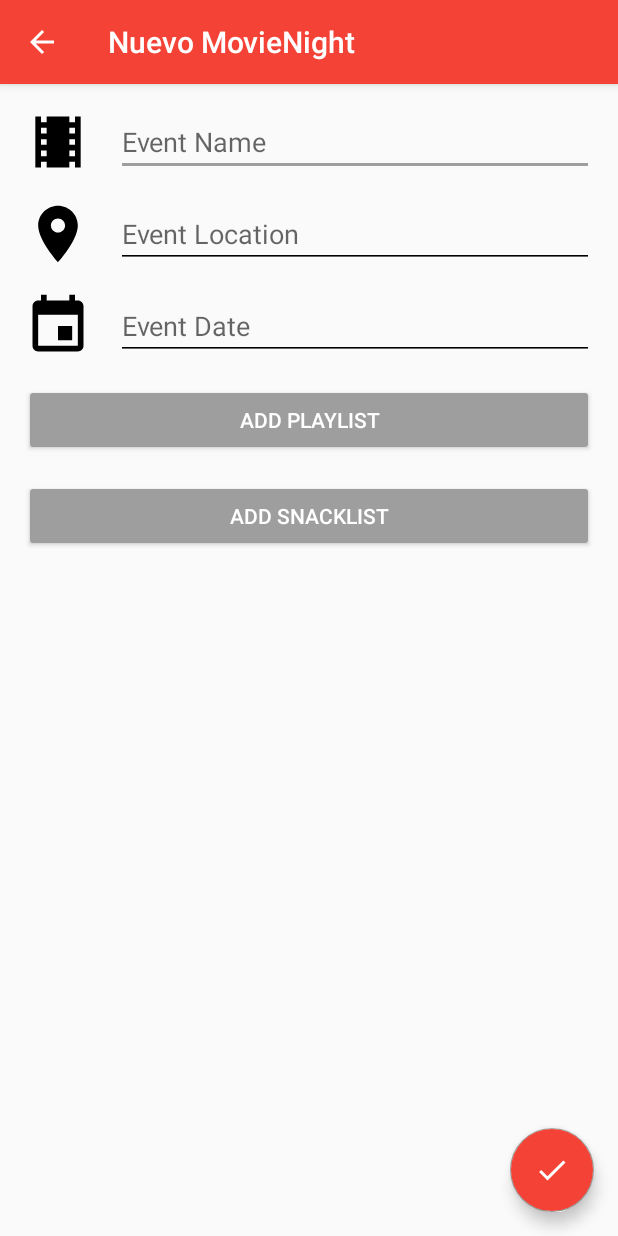
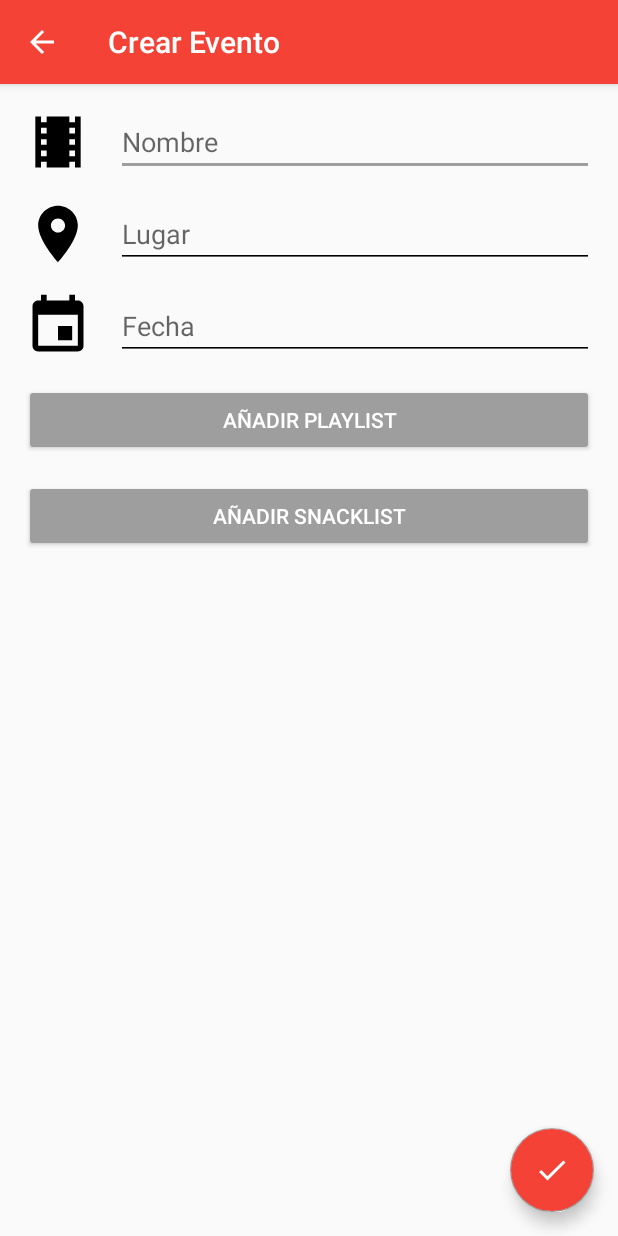
Before and after one commit to LuisGH1234/android_movienight20182, an Android app: the NewEventActivity screen opened directly, with no data from a screen before it, on a phone screen of 412 x 824 dp. Run offline under Robolectric (Android 15) with nearby library versions, the phone set to English and light mode, and no system bars; libraries missing offline, so code that uses them is left out: com.androidnetworking, com.androidnetworking.error.

Commit message:
Correciones playlist

```diff
--- a/MovieNight/app/src/main/res/layout/content_new_event.xml
+++ b/MovieNight/app/src/main/res/layout/content_new_event.xml
@@ -73,7 +73,7 @@
         app:layout_constraintStart_toEndOf="@id/dateImageView"
         app:layout_constraintEnd_toEndOf="parent"
         android:lines="1"
-        android:hint="Event Date"/>
+        android:hint="@string/new_event_fecha"/>
 
     <Button
         android:id="@+id/addPlayList"
--- a/MovieNight/app/src/main/res/values/strings.xml
+++ b/MovieNight/app/src/main/res/values/strings.xml
@@ -14,7 +14,7 @@
     <!-- TODO: Remove or change this placeholder text -->
     <string name="hello_blank_fragment">Hello blank fragment</string>
     <string name="mock_text">Mock Text</string>
-    <string name="title_activity_title">Title Activity</string>
+    <string name="title_activity_title"></string>
     <string name="search_button_text">Search</string>
     <string name="plot_text">Synopsis</string>
     <string name="director_text">Director</string>
@@ -23,15 +23,16 @@
     <string name="rating_text">Rating</string>
     <string name="search_edit_text_hint">Película</string>
     <string name="title_activity_event">Eventos</string>
-    <string name="title_activity_new_event">Nuevo MovieNight</string>
-    <string name="new_event_name_hint">Event Name</string>
-    <string name="new_event_location_hint">Event Location</string>
-    <string name="add_playlist_button_text">Add PlayList</string>
-    <string name="add_snacklist_button_text">Add SnackList</string>
+    <string name="title_activity_new_event">Crear Evento</string>
+    <string name="new_event_name_hint">Nombre</string>
+    <string name="new_event_location_hint">Lugar</string>
+    <string name="add_playlist_button_text">Añadir PlayList</string>
+    <string name="add_snacklist_button_text">Añadir SnackList</string>
     <string name="title_activity_playlists">PlaylistsActivity</string>
     <string name="title_activity_playlist">PlaylistActivity</string>
     <string name="title_activity_add_playlist">AddPlaylistActivity</string>
     <string name="title_activity_media_contens">MediaContensActivity</string>
     <string name="start_text">Invita a tus amigos y planea un MovieNight.</string>
     <string name="title_activity_login">INICIAR SESIÓN</string>
+    <string name="new_event_fecha">Fecha</string>
 </resources>
```
Also changed, not shown: MovieNight/app/src/main/java/pe/edu/upc/movienight/viewControllers/fragments/LibraryFragment.kt (+62 -1 lines), MovieNight/app/src/main/res/layout/fragment_library.xml (+26 -3 lines).
